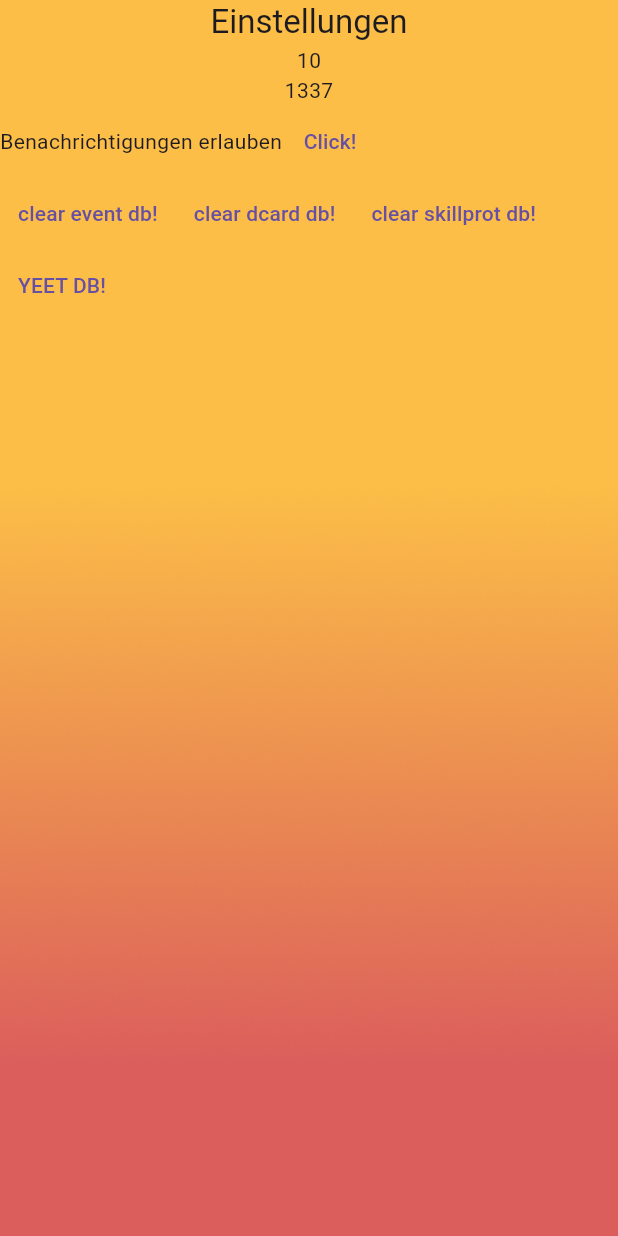
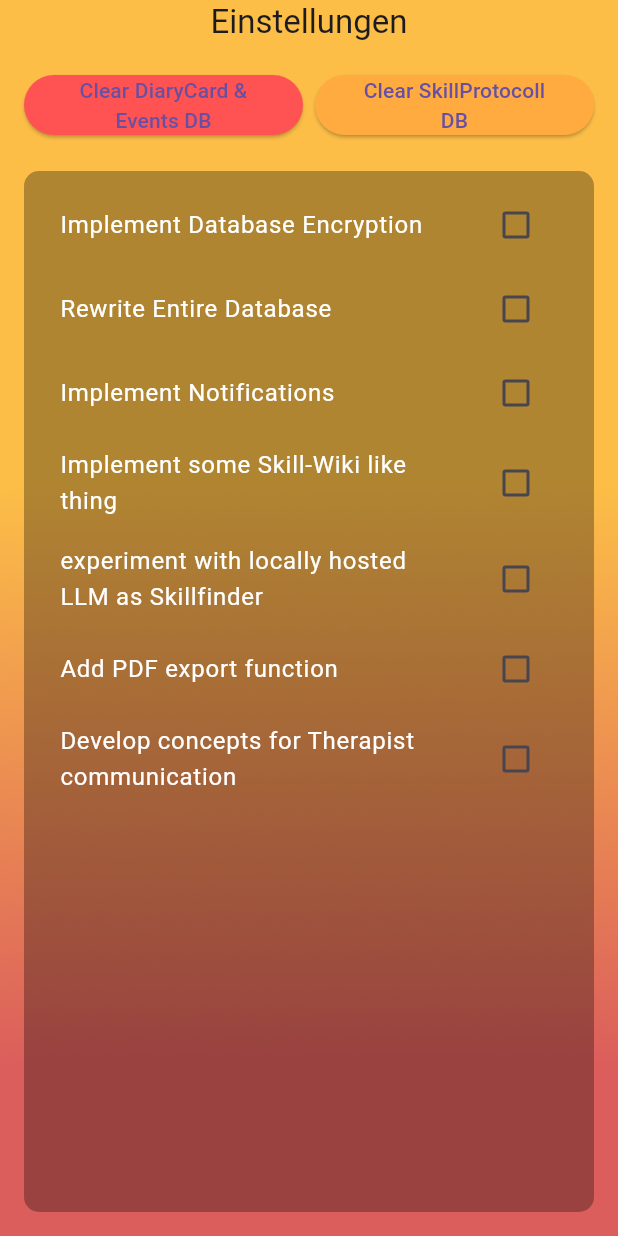
Before and after one commit to EvelineFlowercrown/DBT4C_Redo, a Flutter app: the screen it shows after launch, after a tap on "Einstellungen", on a phone screen of 412 x 824 dp. Run offline on Flutter 3.47's test engine with Material 3 defaults, Android fonts, the phone set to English and light mode, and no system bars; our stand-ins replace flutter_calendar_carousel, image_cropper, image_picker, permission_handler, shared_preferences, sqflite; accounts and stored records are empty.

Commit message:
- Remade Settings page - fixed ring color for skillProtocoll.dart - added "coming soon" popups in main menu.

```diff
--- a/lib/screens/settings.dart
+++ b/lib/screens/settings.dart
@@ -2,68 +2,115 @@ import 'package:dbt4c_rebuild/helpers/abstactDatabaseService.dart';
 import 'package:flutter/material.dart';
 import 'package:dbt4c_rebuild/helpers/mainContainer.dart';
 import 'package:dbt4c_rebuild/helpers/default_subAppBar.dart';
-//import 'package:dbt4c_rebuild/helpers/notification_service.dart';
 
+class SettingsMenu extends StatefulWidget {
+  @override
+  _SettingsMenuState createState() => _SettingsMenuState();
+}
 
+class _SettingsMenuState extends State<SettingsMenu> {
+  // Map für Todos – passe diese Einträge nach Bedarf an
+  Map<String, bool> todos = {
+    "Implement Database Encryption": false,
+    "Rewrite Entire Database": false,
+    "Implement Notifications": false,
+    "Implement some Skill-Wiki like thing": false,
+    "experiment with locally hosted LLM as Skillfinder": false,
+    "Add PDF export function": false,
+    "Develop concepts for Therapist communication": false
+  };
 
-class SettingsMenu extends StatelessWidget{
   @override
   Widget build(BuildContext context) {
     return MaterialApp(
+      title: "Einstellungen",
       home: Scaffold(
         extendBodyBehindAppBar: true,
         appBar: DefaultSubAppBar(
           appBarLabel: "Einstellungen",
+          backGroundColor: Colors.transparent,
+          shadowColor: Colors.transparent,
         ),
         body: MainContainer(
           backgroundImage: AssetImage("lib/resources/WallpaperSettings.png"),
+          child: Padding(
+            padding: const EdgeInsets.all(16.0),
             child: Column(
               children: [
-              Text("10"),
-              Text("1337"),
+                // Zwei Buttons nebeneinander in einem flexiblen Layout:
                 Row(
-                crossAxisAlignment: CrossAxisAlignment.center,
+                  mainAxisAlignment: MainAxisAlignment.spaceEvenly,
                   children: [
-                  Text("Benachrichtigungen erlauben"),
-                  TextButton(child: Text("Click!"),
-                    onPressed: (){
-                      print("NotificationService not implemented");
-                      //NotificationService().simpleTextNotification("Test", "Test2");
-                    }
+                    Flexible(
+                      child: ElevatedButton(
+                        onPressed: () {
+                          // Löscht DiaryCardEvents und DiaryCard
+                          AbstractDatabaseService.clearTable("DiaryCardEvents");
+                          AbstractDatabaseService.clearTable("DiaryCard");
+                        },
+                        style: ElevatedButton.styleFrom(
+                          backgroundColor: Colors.redAccent,
+                        ),
+                        child: Text(
+                          "Clear DiaryCard & Events DB",
+                          textAlign: TextAlign.center,
+                          style: TextStyle(fontSize: 14),
+                        ),
+                      ),
+                    ),
+                    SizedBox(width: 8),
+                    Flexible(
+                      child: ElevatedButton(
+                        onPressed: () {
+                          // Löscht SkillProtocoll
+                          AbstractDatabaseService.clearTable("SkillProtocoll");
+                        },
+                        style: ElevatedButton.styleFrom(
+                          backgroundColor: Colors.orangeAccent,
+                        ),
+                        child: Text(
+                          "Clear SkillProtocoll DB",
+                          textAlign: TextAlign.center,
+                          style: TextStyle(fontSize: 14),
+                        ),
+                      ),
                     ),
                   ],
                 ),
-              Row(
-                  crossAxisAlignment: CrossAxisAlignment.center,
-                  children: [
-                    TextButton(child: Text("clear event db!"),
-                        onPressed: (){
-                          AbstractDatabaseService.clearTable("DiaryCardEvents");
-                        }
+                SizedBox(height: 20),
+                // Scrollbare Liste der Todos als CheckBoxListTile, die nicht anklickbar sind:
+                Expanded(
+                  child: Container(
+                    padding: EdgeInsets.all(8),
+                    decoration: BoxDecoration(
+                      color: Colors.black.withOpacity(0.3),
+                      borderRadius: BorderRadius.circular(10),
                     ),
-                    TextButton(child: Text("clear dcard db!"),
-                        onPressed: (){
-                          AbstractDatabaseService.clearTable("DiaryCard");
-                        }
+                    child: ListView(
+                      children: todos.keys.map((String key) {
+                        return IgnorePointer(
+                          ignoring: true,
+                          child: CheckboxListTile(
+                            activeColor: Colors.white,
+                            checkColor: Colors.black,
+                            title: Text(
+                              key,
+                              style: TextStyle(color: Colors.white),
                             ),
-                    TextButton(child: Text("clear skillprot db!"),
-                        onPressed: (){
-                          AbstractDatabaseService.clearTable("SkillProtocoll");
-                        }
+                            value: todos[key],
+                            onChanged: (bool? newValue) {
+                              setState(() {
+                                todos[key] = newValue ?? false;
+                              });
+                            },
                           ),
-                  ]
+                        );
+                      }).toList(),
                     ),
-              Row(
-                crossAxisAlignment: CrossAxisAlignment.center,
-                children: [
-                  TextButton(child: Text("YEET DB!"),
-                      onPressed: (){
-                        AbstractDatabaseService.yeetDB();
-                      }
+                  ),
                 ),
               ],
-              )
-            ],
+            ),
           ),
         ),
       ),
```
Also changed, not shown: lib/main.dart (+60 -44 lines), lib/screens/skillProtocoll.dart (+172 -92 lines). Lines whose indentation alone changed are shown as unchanged.
